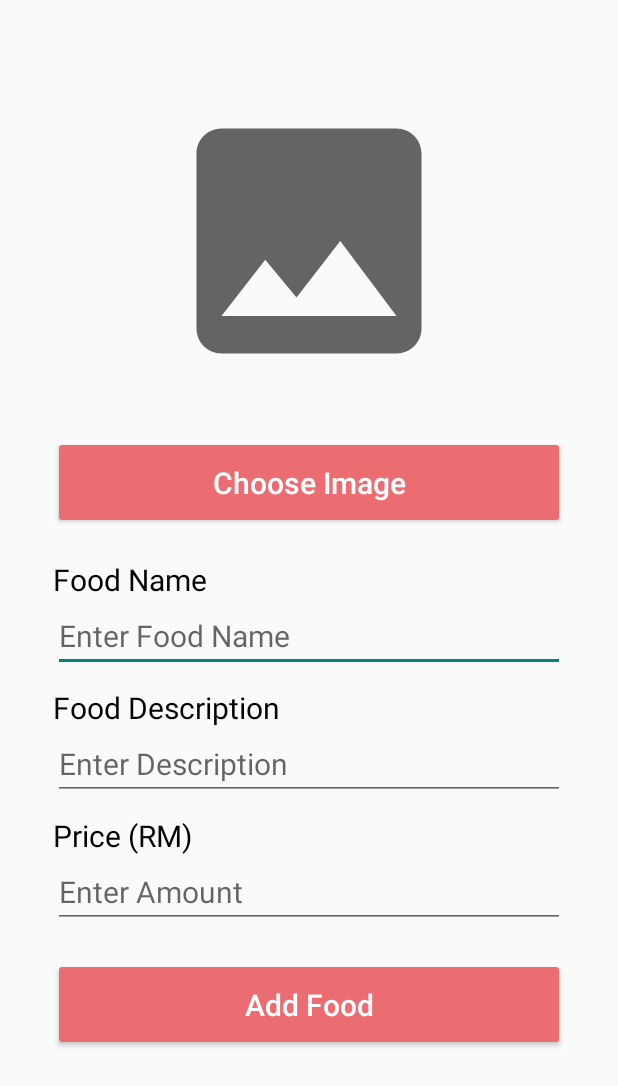
After one commit to thangwuey/FoodOrderingFYP, an Android app: the AdminAddFood screen opened directly, with no data from a screen before it, on a phone screen of 412 x 824 dp. The commit adds this screen. Shown: the top 1086 px of the screen. Run offline under Robolectric (Android 15) with nearby library versions, the phone set to English and light mode, and no system bars; our stand-ins replace Firebase (no records; nobody signed in at launch, a user with empty details on screens opened directly).

Commit message:
Admin Main, Admin Manage Food Menu, Admin Add Food,

```diff
--- a/app/src/main/AndroidManifest.xml
+++ b/app/src/main/AndroidManifest.xml
@@ -9,7 +9,10 @@
         android:roundIcon="@mipmap/ic_launcher_round"
         android:supportsRtl="true"
         android:theme="@style/Theme.FoodOrderingFYP">
-        <activity android:name=".MainActivity2"></activity>
+        <activity android:name=".Admin.AdminAddFood"></activity>
+        <activity android:name=".Admin.AdminManageFoodMenu" />
+        <activity android:name=".Admin.AdminHome" />
+        <activity android:name=".MainActivity2" />
         <activity android:name=".LoginActivity" />
         <activity android:name=".MainActivity">
             <intent-filter>
--- /dev/null
+++ b/app/src/main/java/com/example/foodorderingfyp/Admin/AdminAddFood.java
@@ -0,0 +1,294 @@
+package com.example.foodorderingfyp.Admin;
+
+import androidx.annotation.NonNull;
+import androidx.annotation.Nullable;
+import androidx.appcompat.app.AppCompatActivity;
+
+import android.Manifest;
+import android.app.ProgressDialog;
+import android.content.Intent;
+import android.content.pm.PackageManager;
+import android.net.Uri;
+import android.os.Build;
+import android.os.Bundle;
+import android.text.TextUtils;
+import android.view.View;
+import android.widget.Button;
+import android.widget.EditText;
+import android.widget.ImageView;
+import android.widget.Toast;
+
+import com.example.foodorderingfyp.R;
+import com.google.android.gms.tasks.Continuation;
+import com.google.android.gms.tasks.OnCompleteListener;
+import com.google.android.gms.tasks.OnFailureListener;
+import com.google.android.gms.tasks.OnSuccessListener;
+import com.google.android.gms.tasks.Task;
+import com.google.firebase.database.DatabaseReference;
+import com.google.firebase.database.FirebaseDatabase;
+import com.google.firebase.storage.FirebaseStorage;
+import com.google.firebase.storage.StorageReference;
+import com.google.firebase.storage.UploadTask;
+
+import java.util.HashMap;
+
+public class AdminAddFood extends AppCompatActivity {
+
+    private ImageView inputFoodImage;
+    private EditText inputFoodName, inputFoodDescription, inputFoodPrice;
+    private Button btnChooseFoodImage, btnAddFood;
+    private Uri imageUri;
+    private String fname, fdesc, fprice, foodimagename, foodkey, downloadImageUrl;
+
+    private StorageReference foodImageRef;
+    private DatabaseReference foodRef;
+    private ProgressDialog loadingBar;
+
+    private static final int PERMISSION_CODE = 1001;
+
+    private static final int GalleryPick = 1;
+
+    @Override
+    protected void onCreate(Bundle savedInstanceState) {
+        super.onCreate(savedInstanceState);
+        setContentView(R.layout.activity_admin_add_food);
+
+
+        // Views
+        inputFoodImage = (ImageView) findViewById(R.id.food_image);
+        btnChooseFoodImage = (Button) findViewById(R.id.choose_food_image);
+        inputFoodName = (EditText) findViewById(R.id.food_name);
+        inputFoodDescription = (EditText) findViewById(R.id.food_description);
+        inputFoodPrice = (EditText) findViewById(R.id.food_price);
+        btnAddFood = (Button) findViewById(R.id.add_new_food);
+
+        // Firebase Storage image save location
+        foodImageRef = FirebaseStorage.getInstance().getReference().child("Food Images");
+
+        // Firebase Realtime Database save location
+        foodRef = FirebaseDatabase.getInstance().getReference().child("Foods");
+
+        // progressing bar to let user know it is processing
+        loadingBar = new ProgressDialog(this);
+
+
+        // Choose Image button
+        btnChooseFoodImage.setOnClickListener(new View.OnClickListener() {
+            @Override
+            public void onClick(View v) {
+                // check runtime permission
+                if(Build.VERSION.SDK_INT >= Build.VERSION_CODES.M){
+                    if(checkSelfPermission(Manifest.permission.READ_EXTERNAL_STORAGE) == PackageManager.PERMISSION_DENIED)
+                    {
+                        // permission is not granted
+                        String[] permissions = {Manifest.permission.READ_EXTERNAL_STORAGE};
+
+                        // show popup for runtime permission
+                        requestPermissions(permissions, PERMISSION_CODE);
+
+                    }
+                    else
+                    {
+                        // permission already granted
+                        pickImageFromGallery();
+                    }
+                }
+                else
+                {
+                    // system os is less than marshmallow
+                    pickImageFromGallery();
+                }
+            }
+        });
+
+        // Add Food Button
+        btnAddFood.setOnClickListener(new View.OnClickListener() {
+            @Override
+            public void onClick(View v)
+            {
+                ValidateFoodData();
+            }
+        });
+    }
+
+
+    private void pickImageFromGallery(){
+
+        // select image from image, camera
+        Intent galleryIntent = new Intent();
+        galleryIntent.setAction(Intent.ACTION_GET_CONTENT);
+        galleryIntent.setType("image/*");
+        startActivityForResult(galleryIntent, GalleryPick);
+    }
+
+
+    // handle result of runtime permission
+    @Override
+    public void onRequestPermissionsResult(int requestCode, @NonNull String[] permissions, @NonNull int[] grantResults) {
+        super.onRequestPermissionsResult(requestCode, permissions, grantResults);
+
+        switch (requestCode){
+            case PERMISSION_CODE: {
+                if (grantResults.length > 0 && grantResults[0] == PackageManager.PERMISSION_GRANTED){
+                    // permission was granted
+                    pickImageFromGallery();
+                }
+                else{
+                    // permission was denied
+                    Toast.makeText(this, "Permission denied...!", Toast.LENGTH_SHORT).show();
+                }
+            }
+        }
+    }
+
+
+    // handle result of pick image
+    @Override
+    protected void onActivityResult(int requestCode, int resultCode, @Nullable Intent data) {
+        super.onActivityResult(requestCode, resultCode, data);
+
+
+        //if(resultCode == RESULT_OK && requestCode == IMAGE_PICK_CODE && data!=null && data.getData()!=null){
+        if (requestCode==GalleryPick  &&  resultCode==RESULT_OK  &&  data!=null  && data.getData()!=null){
+            // get image uri
+            imageUri = data.getData();
+
+            // set image to image view
+            inputFoodImage.setImageURI(imageUri);
+
+
+        }
+    }
+
+
+    // Validation check null
+    private void ValidateFoodData(){
+        fname = inputFoodName.getText().toString();
+        fdesc = inputFoodDescription.getText().toString();
+        fprice = inputFoodPrice.getText().toString();
+
+        if (imageUri == null)
+        {
+            Toast.makeText(this, "Food Image is mandatory...", Toast.LENGTH_SHORT).show();
+        }
+        else if (TextUtils.isEmpty(fdesc))
+        {
+            Toast.makeText(this, "Please write food description...", Toast.LENGTH_SHORT).show();
+        }
+        else if (TextUtils.isEmpty(fname))
+        {
+            Toast.makeText(this, "Please write food name...", Toast.LENGTH_SHORT).show();
+        }
+        else if (TextUtils.isEmpty(fprice))
+        {
+            Toast.makeText(this, "Please write food price...", Toast.LENGTH_SHORT).show();
+        }
+        else
+        {
+            StorageFoodInformation();
+        }
+    }
+
+
+    private void StorageFoodInformation() {
+        // loading when processing to add food to database
+        /*loadingBar.setTitle("Add New Product");
+        loadingBar.setMessage("Dear Admin, please wait while we are adding the new product.");
+        loadingBar.setCanceledOnTouchOutside(false);
+        loadingBar.show();*/
+
+
+        // food primary key, unique id
+        foodkey = fname;
+
+        // food name without spacing, newline in database
+        foodimagename = fname.replaceAll("\\s+", "");
+
+
+        // Firebase Storage food image name
+        final StorageReference filepath = foodImageRef.child(foodimagename + ".jpg");
+
+        // UploadTask can control events for success, progress and failure.
+        // .putFile() = upload image from local file
+        final UploadTask uploadTask = filepath.putFile(imageUri);
+
+
+        uploadTask.addOnFailureListener(new OnFailureListener() {
+            @Override
+            public void onFailure(@NonNull Exception e)
+            {
+                String message = e.toString();
+                Toast.makeText(AdminAddFood.this, "Error: " + message, Toast.LENGTH_SHORT).show();
+                //loadingBar.dismiss();
+            }
+        }).addOnSuccessListener(new OnSuccessListener<UploadTask.TaskSnapshot>()
+        {
+            @Override
+            public void onSuccess(UploadTask.TaskSnapshot taskSnapshot)
+            {
+                Toast.makeText(AdminAddFood.this, "Image uploaded Successfully...", Toast.LENGTH_SHORT).show();
+
+                Task<Uri> urlTask = uploadTask.continueWithTask(new Continuation<UploadTask.TaskSnapshot, Task<Uri>>()
+                {
+                    @Override
+                    public Task<Uri> then(@NonNull Task<UploadTask.TaskSnapshot> task) throws Exception
+                    {
+                        if (!task.isSuccessful())
+                        {
+                            throw task.getException();
+                        }
+
+                        downloadImageUrl = filepath.getDownloadUrl().toString();
+                        return filepath.getDownloadUrl();
+                    }
+
+                }).addOnCompleteListener(new OnCompleteListener<Uri>() {
+                    @Override
+                    public void onComplete(@NonNull Task<Uri> task)
+                    {
+                        if (task.isSuccessful())
+                        {
+                            downloadImageUrl = task.getResult().toString();
+
+                            Toast.makeText(AdminAddFood.this, "got the Food image Url Successfully...", Toast.LENGTH_SHORT).show();
+
+                            SaveFoodInfoToDatabase();
+                        }
+                    }
+                });
+            }
+        });
+    }
+
+
+
+    private void SaveFoodInfoToDatabase() {
+        HashMap<String, Object> foodMap = new HashMap<>();
+
+
+
+        foodMap.put("foodName", fname);
+        foodMap.put("foodDescription", fdesc);
+        foodMap.put("foodPrice", fprice);
+        foodMap.put("foodImage", downloadImageUrl);
+
+        foodRef.child(foodkey).updateChildren(foodMap)
+                .addOnCompleteListener(new OnCompleteListener<Void>() {
+                    @Override
+                    public void onComplete(@NonNull Task<Void> task)
+                    {
+                        if (task.isSuccessful())
+                        {
+                            //loadingBar.dismiss();
+                            Toast.makeText(AdminAddFood.this, "Food is added successfully...", Toast.LENGTH_SHORT).show();
+                        }
+                        else
+                        {
+                            //loadingBar.dismiss();
+                            String message = task.getException().toString();
+                            Toast.makeText(AdminAddFood.this, "Error: " + message, Toast.LENGTH_SHORT).show();
+                        }
+                    }
+                });
+    }
+}
--- a/app/src/main/java/com/example/foodorderingfyp/HomeFragment.java
+++ b/app/src/main/java/com/example/foodorderingfyp/HomeFragment.java
@@ -6,7 +6,8 @@ import androidx.fragment.app.Fragment;
 import androidx.recyclerview.widget.LinearLayoutManager;
 import androidx.recyclerview.widget.RecyclerView;
 
-import android.support.annotation.NonNull;
+// import android.support.annotation.NonNull;
+import androidx.annotation.NonNull;
 import android.view.LayoutInflater;
 import android.view.View;
 import android.view.ViewGroup;
@@ -47,7 +48,7 @@ RecyclerView.LayoutManager layoutManager;
 
     }
 
-    @Override
+    //@Override
     /*public void onStart() {
         super.onStart();
         //add Class to retrive the food information
--- /dev/null
+++ b/app/src/main/res/drawable/ic_baseline_image_24.xml
@@ -0,0 +1,10 @@
+<vector xmlns:android="http://schemas.android.com/apk/res/android"
+    android:width="24dp"
+    android:height="24dp"
+    android:viewportWidth="24"
+    android:viewportHeight="24"
+    android:tint="?attr/colorControlNormal">
+  <path
+      android:fillColor="@android:color/white"
+      android:pathData="M21,19V5c0,-1.1 -0.9,-2 -2,-2H5c-1.1,0 -2,0.9 -2,2v14c0,1.1 0.9,2 2,2h14c1.1,0 2,-0.9 2,-2zM8.5,13.5l2.5,3.01L14.5,12l4.5,6H5l3.5,-4.5z"/>
+</vector>
--- /dev/null
+++ b/app/src/main/res/layout/activity_admin_add_food.xml
@@ -0,0 +1,132 @@
+<?xml version="1.0" encoding="utf-8"?>
+<RelativeLayout xmlns:android="http://schemas.android.com/apk/res/android"
+    xmlns:app="http://schemas.android.com/apk/res-auto"
+    xmlns:tools="http://schemas.android.com/tools"
+    android:layout_width="match_parent"
+    android:layout_height="match_parent"
+    android:padding="20dp"
+    tools:context=".Admin.AdminAddFood">
+
+
+    // scroll function
+    <androidx.core.widget.NestedScrollView
+        android:id="@+id/scroll"
+        android:layout_width="match_parent"
+        android:layout_height="match_parent"
+        android:layout_marginTop="15dp">
+
+        <LinearLayout
+            android:layout_width="match_parent"
+            android:layout_height="match_parent"
+            android:padding="15dp"
+            android:orientation="vertical">
+
+            // food image
+            <ImageView
+                android:id="@+id/food_image"
+                android:layout_width="match_parent"
+                android:layout_height="200dp"
+                android:layout_marginTop="10dp"
+                android:layout_marginBottom="20dp"
+                android:layout_gravity="center"
+                android:src="@drawable/ic_baseline_image_24"/>
+
+            // choose food image button
+            <Button
+                android:id="@+id/choose_food_image"
+                android:layout_width="match_parent"
+                android:layout_height="wrap_content"
+                android:layout_gravity="center"
+                android:layout_marginTop="10dp"
+                android:layout_marginBottom="20dp"
+                android:padding="17dp"
+                android:textSize="20sp"
+                android:backgroundTint="@color/AllButton"
+                android:textColor="@color/white"
+                android:textAllCaps="false"
+                android:text="Choose Image" />
+
+            // food name
+            <TextView
+                android:layout_width="match_parent"
+                android:layout_height="wrap_content"
+                android:layout_gravity="center"
+                android:textSize="20sp"
+                android:textColor="@color/black"
+                android:text="Food Name"/>
+
+            <EditText
+                android:id="@+id/food_name"
+                android:layout_width="match_parent"
+                android:layout_height="wrap_content"
+                android:layout_gravity="center"
+                android:hint="Enter Food Name"
+                android:inputType="textPersonName"
+                android:textSize="20sp" />
+
+            // food description
+            <TextView
+                android:layout_width="match_parent"
+                android:layout_height="wrap_content"
+                android:layout_gravity="center"
+                android:layout_marginTop="10dp"
+                android:textSize="20sp"
+                android:textColor="@color/black"
+                android:text="Food Description"/>
+
+            <EditText
+                android:id="@+id/food_description"
+                android:layout_width="match_parent"
+                android:layout_height="wrap_content"
+                android:layout_gravity="center"
+                android:hint="Enter Description"
+                android:inputType="textPersonName"
+                android:textSize="20sp" />
+
+            // food price
+            <TextView
+                android:layout_width="match_parent"
+                android:layout_height="wrap_content"
+                android:layout_gravity="center"
+                android:layout_marginTop="10dp"
+                android:textSize="20sp"
+                android:textColor="@color/black"
+                android:text="Price (RM)"/>
+
+            <EditText
+                android:id="@+id/food_price"
+                android:layout_width="match_parent"
+                android:layout_height="wrap_content"
+                android:layout_gravity="center"
+                android:hint="Enter Amount"
+                android:inputType="numberDecimal"
+                android:textSize="20sp" />
+
+            // add food button
+            <Button
+                android:id="@+id/add_new_food"
+                android:layout_width="match_parent"
+                android:layout_height="wrap_content"
+                android:layout_gravity="center"
+                android:layout_marginTop="20dp"
+                android:padding="17dp"
+                android:textSize="20sp"
+                android:textColor="@color/white"
+                android:backgroundTint="@color/AllButton"
+                android:textAllCaps="false"
+                android:text="Add Food" />
+
+            <TextView
+                android:id="@+id/testing"
+                android:layout_width="match_parent"
+                android:layout_height="wrap_content"
+                android:layout_gravity="center"
+                android:textSize="20sp"
+                android:textColor="@color/black"
+                android:text=""/>
+
+        </LinearLayout>
+
+    </androidx.core.widget.NestedScrollView>
+
+</RelativeLayout>
--- a/app/src/main/res/layout/activity_main.xml
+++ b/app/src/main/res/layout/activity_main.xml
@@ -5,6 +5,7 @@
     android:layout_width="match_parent"
     android:layout_height="match_parent"
     android:background="@drawable/loginpagepic"
+    app:layout_behavior="@string/appbar_scrolling_view_behavior"
     tools:context=".MainActivity">
 
     <ImageView
--- a/build.gradle
+++ b/build.gradle
@@ -5,7 +5,8 @@ buildscript {
         mavenCentral()
     }
     dependencies {
-        classpath "com.android.tools.build:gradle:4.2.2"
+        // classpath "com.android.tools.build:gradle:4.2.2"
+        classpath "com.android.tools.build:gradle:4.1.1"
         classpath 'com.google.gms:google-services:4.3.8'
         // NOTE: Do not place your application dependencies here; they belong
         // in the individual module build.gradle files
--- a/gradle.properties
+++ b/gradle.properties
@@ -15,3 +15,4 @@ org.gradle.jvmargs=-Xmx2048m -Dfile.encoding=UTF-8
 # Android operating system, and which are packaged with your app"s APK
 # https://developer.android.com/topic/libraries/support-library/androidx-rn
 android.useAndroidX=true
+android.enableJetifier = true
```
Also changed, not shown: app/src/main/java/com/example/foodorderingfyp/Admin/AdminHome.java (added, +33 -0 lines), app/src/main/java/com/example/foodorderingfyp/Admin/AdminManageFoodMenu.java (added, +33 -0 lines), app/src/main/res/layout/activity_admin_home.xml (added, +77 -0 lines), app/src/main/res/layout/activity_admin_manage_food_menu.xml (added, +45 -0 lines).
